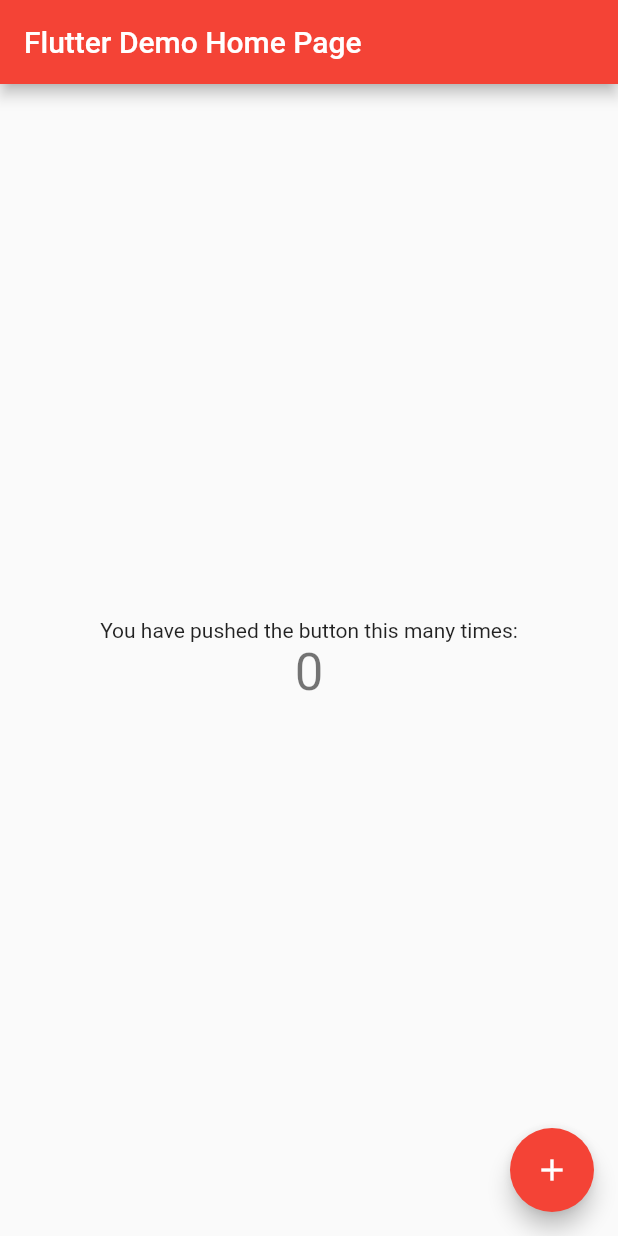
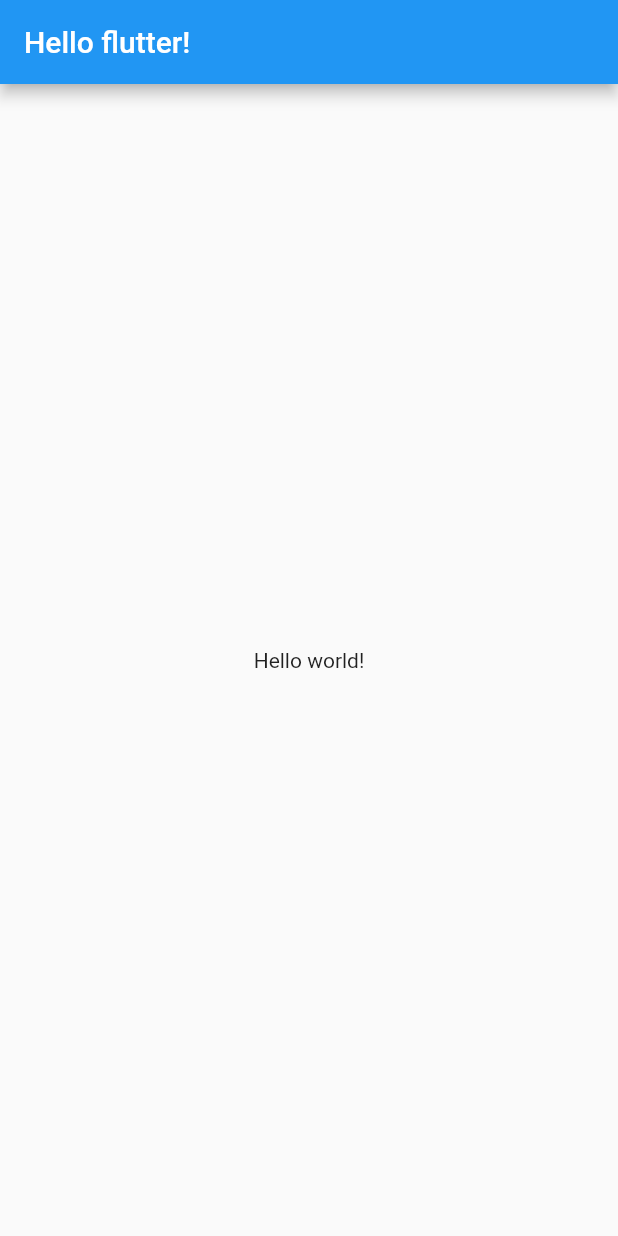
Before and after one commit to Myoungmin/toonflix, a Flutter app: the screen it shows after launch, on a phone screen of 412 x 824 dp. Run offline on Flutter 3.47's test engine with Material 2 defaults, Android fonts, the phone set to English and light mode, and no system bars.

Commit message:
앱의 기본적인 root Widget 구성 실습
runApp 함수는 Widget이라는 하나의 argument를 필요로 한다.
Widget은 레고블럭이라 이해하면 된다. flutter에 있는 모든 건 Widget이다.
Widget들을 합치는 방식으로 앱을 만든다.

클래스를 Widget으로 만들기 위해서는 flutter SDK에 있는 3개의 core Widget중에 하나를 extend해야 한다.

앱의 root Widget은 두 개의 옵션 중 하나를 return해야 한다.
1. MaterialApp을 return
구글의 디자인 시스템

2. CupertinoApp을 return
애플의 디자인 시스템

flutter는 구글이 만들었기 때문에 MaterialApp이 더 낫다.

scaffold는 우리 화면의 구조를 제공해준다.
scaffold는 navigation bar를 구현할 수 있게 해주고, bottom tab bar나 상단 버튼, 화면 중앙 정렬 등을 해준다.

```diff
--- a/lib/main.dart
+++ b/lib/main.dart
@@ -1,115 +1,22 @@
+import 'package:flutter/cupertino.dart';
 import 'package:flutter/material.dart';
 
 void main() {
-  runApp(const MyApp());
+  runApp(App());
 }
 
-class MyApp extends StatelessWidget {
-  const MyApp({super.key});
-
-  // This widget is the root of your application.
+class App extends StatelessWidget {
   @override
   Widget build(BuildContext context) {
     return MaterialApp(
-      title: 'Flutter Demo',
-      theme: ThemeData(
-        // This is the theme of your application.
-        //
-        // Try running your application with "flutter run". You'll see the
-        // application has a blue toolbar. Then, without quitting the app, try
-        // changing the primarySwatch below to Colors.green and then invoke
-        // "hot reload" (press "r" in the console where you ran "flutter run",
-        // or simply save your changes to "hot reload" in a Flutter IDE).
-        // Notice that the counter didn't reset back to zero; the application
-        // is not restarted.
-        primarySwatch: Colors.red,
+      home: Scaffold(
+        appBar: AppBar(
+          title: Text('Hello flutter!'),
+        ),
+        body: Center(
+          child: Text('Hello world!'),
+        ),
       ),
-      home: const MyHomePage(title: 'Flutter Demo Home Page'),
     );
   }
 }
-
-class MyHomePage extends StatefulWidget {
-  const MyHomePage({super.key, required this.title});
-
-  // This widget is the home page of your application. It is stateful, meaning
-  // that it has a State object (defined below) that contains fields that affect
-  // how it looks.
-
-  // This class is the configuration for the state. It holds the values (in this
-  // case the title) provided by the parent (in this case the App widget) and
-  // used by the build method of the State. Fields in a Widget subclass are
-  // always marked "final".
-
-  final String title;
-
-  @override
-  State<MyHomePage> createState() => _MyHomePageState();
-}
-
-class _MyHomePageState extends State<MyHomePage> {
-  int _counter = 0;
-
-  void _incrementCounter() {
-    setState(() {
-      // This call to setState tells the Flutter framework that something has
-      // changed in this State, which causes it to rerun the build method below
-      // so that the display can reflect the updated values. If we changed
-      // _counter without calling setState(), then the build method would not be
-      // called again, and so nothing would appear to happen.
-      _counter++;
-    });
-  }
-
-  @override
-  Widget build(BuildContext context) {
-    // This method is rerun every time setState is called, for instance as done
-    // by the _incrementCounter method above.
-    //
-    // The Flutter framework has been optimized to make rerunning build methods
-    // fast, so that you can just rebuild anything that needs updating rather
-    // than having to individually change instances of widgets.
-    return Scaffold(
-      appBar: AppBar(
-        // Here we take the value from the MyHomePage object that was created by
-        // the App.build method, and use it to set our appbar title.
-        title: Text(widget.title),
-      ),
-      body: Center(
-        // Center is a layout widget. It takes a single child and positions it
-        // in the middle of the parent.
-        child: Column(
-          // Column is also a layout widget. It takes a list of children and
-          // arranges them vertically. By default, it sizes itself to fit its
-          // children horizontally, and tries to be as tall as its parent.
-          //
-          // Invoke "debug painting" (press "p" in the console, choose the
-          // "Toggle Debug Paint" action from the Flutter Inspector in Android
-          // Studio, or the "Toggle Debug Paint" command in Visual Studio Code)
-          // to see the wireframe for each widget.
-          //
-          // Column has various properties to control how it sizes itself and
-          // how it positions its children. Here we use mainAxisAlignment to
-          // center the children vertically; the main axis here is the vertical
-          // axis because Columns are vertical (the cross axis would be
-          // horizontal).
-          mainAxisAlignment: MainAxisAlignment.center,
-          children: <Widget>[
-            const Text(
-              'You have pushed the button this many times:',
-            ),
-            Text(
-              '$_counter',
-              style: Theme.of(context).textTheme.headline4,
-            ),
-          ],
-        ),
-      ),
-      floatingActionButton: FloatingActionButton(
-        onPressed: _incrementCounter,
-        tooltip: 'Increment',
-        child: const Icon(Icons.add),
-      ), // This trailing comma makes auto-formatting nicer for build methods.
-    );
-  }
-}
```
